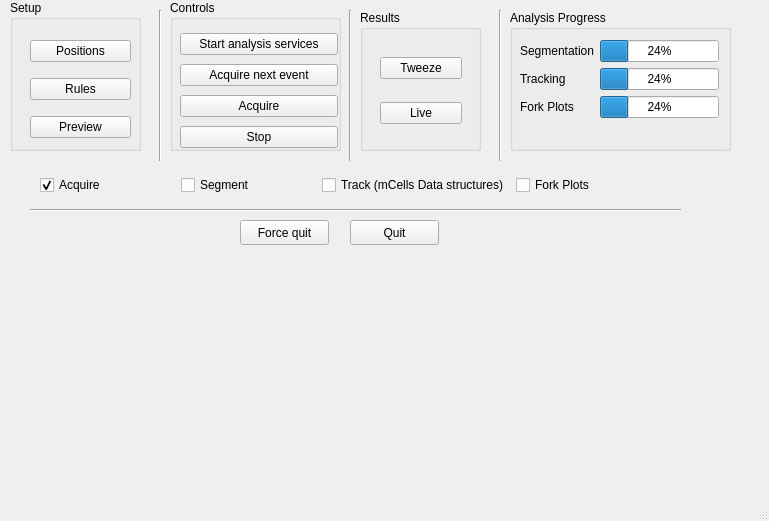
karempudi/rtclient, file rtclient/ui/qt_ui_files/main.ui: the form before one commit.
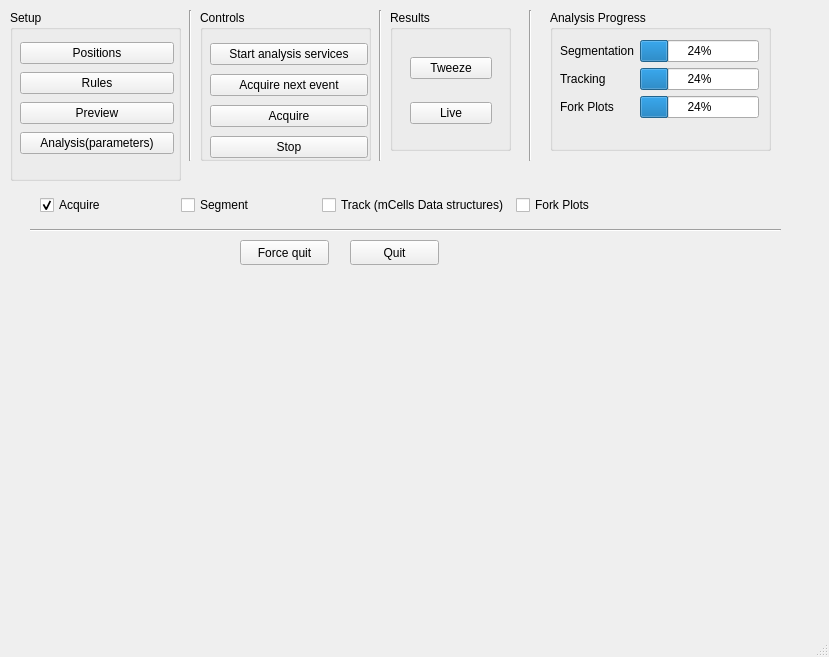
The form after the commit.

```diff
--- a/rtclient/ui/qt_ui_files/main.ui
+++ b/rtclient/ui/qt_ui_files/main.ui
@@ -6,8 +6,8 @@
    <rect>
     <x>0</x>
     <y>0</y>
-    <width>769</width>
-    <height>521</height>
+    <width>829</width>
+    <height>657</height>
    </rect>
   </property>
   <property name="windowTitle">
@@ -23,7 +23,7 @@
    <widget class="QGroupBox" name="groupBox">
     <property name="geometry">
      <rect>
-      <x>510</x>
+      <x>550</x>
       <y>10</y>
       <width>221</width>
       <height>141</height>
@@ -90,7 +90,7 @@
    <widget class="QGroupBox" name="groupBox_2">
     <property name="geometry">
      <rect>
-      <x>360</x>
+      <x>390</x>
       <y>10</y>
       <width>121</width>
       <height>141</height>
@@ -132,8 +132,8 @@
    <widget class="QGroupBox" name="groupBox_4">
     <property name="geometry">
      <rect>
-      <x>170</x>
-      <y>0</y>
+      <x>200</x>
+      <y>10</y>
       <width>171</width>
       <height>151</height>
      </rect>
@@ -186,8 +186,8 @@
     <property name="geometry">
      <rect>
       <x>30</x>
-      <y>200</y>
-      <width>651</width>
+      <y>220</y>
+      <width>751</width>
       <height>20</height>
      </rect>
     </property>
@@ -198,7 +198,7 @@
    <widget class="Line" name="line_2">
     <property name="geometry">
      <rect>
-      <x>150</x>
+      <x>180</x>
       <y>10</y>
       <width>20</width>
       <height>151</height>
@@ -211,7 +211,7 @@
    <widget class="Line" name="line_3">
     <property name="geometry">
      <rect>
-      <x>340</x>
+      <x>370</x>
       <y>10</y>
       <width>20</width>
       <height>151</height>
@@ -224,7 +224,7 @@
    <widget class="Line" name="line_4">
     <property name="geometry">
      <rect>
-      <x>490</x>
+      <x>520</x>
       <y>10</y>
       <width>20</width>
       <height>151</height>
@@ -238,9 +238,9 @@
     <property name="geometry">
      <rect>
       <x>10</x>
-      <y>0</y>
-      <width>131</width>
-      <height>151</height>
+      <y>10</y>
+      <width>171</width>
+      <height>171</height>
      </rect>
     </property>
     <property name="title">
@@ -249,9 +249,9 @@
     <widget class="QWidget" name="verticalLayoutWidget_3">
      <property name="geometry">
       <rect>
-       <x>20</x>
+       <x>10</x>
        <y>30</y>
-       <width>101</width>
+       <width>154</width>
        <height>120</height>
       </rect>
      </property>
@@ -277,6 +277,13 @@
         </property>
        </widget>
       </item>
+      <item>
+       <widget class="QPushButton" name="parameters_button">
+        <property name="text">
+         <string>Analysis(parameters)</string>
+        </property>
+       </widget>
+      </item>
      </layout>
     </widget>
    </widget>
@@ -284,7 +291,7 @@
     <property name="geometry">
      <rect>
       <x>40</x>
-      <y>170</y>
+      <y>190</y>
       <width>611</width>
       <height>31</height>
      </rect>
@@ -330,7 +337,7 @@
     <property name="geometry">
      <rect>
       <x>240</x>
-      <y>220</y>
+      <y>240</y>
       <width>89</width>
       <height>25</height>
      </rect>
@@ -343,7 +350,7 @@
     <property name="geometry">
      <rect>
       <x>350</x>
-      <y>220</y>
+      <y>240</y>
       <width>89</width>
       <height>25</height>
      </rect>
```
Left out of the diff: 2 changed lines with no effect on the pictures.
